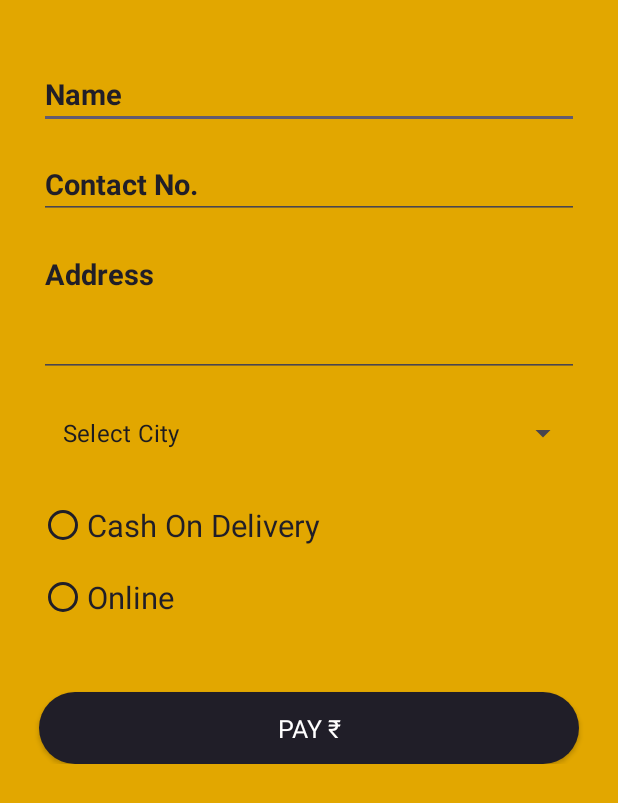
After one commit to sahetu/June_Internship, an Android app: the ShippingActivity screen opened directly, with no data from a screen before it, on a phone screen of 412 x 824 dp. The commit adds this screen. Shown: the top 803 px of the screen. Run offline under Robolectric (Android 15) with nearby library versions, the phone set to English and light mode, and no system bars; our stand-ins replace sdp/ssp sizes; Roboto replaces fonts that are not available here.

Commit message:
11th July

```diff
--- a/app/src/main/AndroidManifest.xml
+++ b/app/src/main/AndroidManifest.xml
@@ -14,6 +14,9 @@
         android:supportsRtl="true"
         android:theme="@style/Theme.JuneInternship"
         tools:targetApi="31">
+        <activity
+            android:name=".ShippingActivity"
+            android:exported="false" />
         <activity
             android:name=".ProductDetailActivity"
             android:exported="false" />
--- a/app/src/main/java/june/internship/CartFragment.java
+++ b/app/src/main/java/june/internship/CartFragment.java
@@ -1,6 +1,7 @@
 package june.internship;
 
 import android.content.Context;
+import android.content.Intent;
 import android.content.SharedPreferences;
 import android.database.Cursor;
 import android.database.sqlite.SQLiteDatabase;
@@ -56,12 +57,21 @@ public class CartFragment extends Fragment {
 
         checkout = view.findViewById(R.id.cart_checkout);
 
+        checkout.setOnClickListener(new View.OnClickListener() {
+            @Override
+            public void onClick(View view) {
+                sp.edit().putString(ConstantData.CART_TOTAL, String.valueOf(iTotal)).commit();
+                Intent intent = new Intent(getActivity(), ShippingActivity.class);
+                startActivity(intent);
+            }
+        });
+
         recyclerView = view.findViewById(R.id.cart_recyclerview);
         recyclerView.setLayoutManager(new StaggeredGridLayoutManager(2, StaggeredGridLayoutManager.VERTICAL));
         recyclerView.setItemAnimator(new DefaultItemAnimator());
         recyclerView.setNestedScrollingEnabled(false);
 
-        String cartQuery = "SELECT * FROM CART WHERE USERID='" + sp.getString(ConstantData.USERID, "") + "'";
+        String cartQuery = "SELECT * FROM CART WHERE USERID='" + sp.getString(ConstantData.USERID, "") + "' AND ORDERID='0'";
         Cursor cursor = db.rawQuery(cartQuery, null);
         if (cursor.getCount() > 0) {
             iTotal = 0;
--- a/app/src/main/java/june/internship/ConstantData.java
+++ b/app/src/main/java/june/internship/ConstantData.java
@@ -21,4 +21,6 @@ public class ConstantData {
     public static String PRODUCT_DESCRIPTION = "product_description";
     public static String PRODUCT_IMAGE = "product_image";
 
+    public static String CART_TOTAL = "cart_total";
+
 }
--- /dev/null
+++ b/app/src/main/java/june/internship/ShippingActivity.java
@@ -0,0 +1,165 @@
+package june.internship;
+
+import androidx.appcompat.app.AppCompatActivity;
+
+import android.app.DatePickerDialog;
+import android.content.Intent;
+import android.content.SharedPreferences;
+import android.database.Cursor;
+import android.database.sqlite.SQLiteDatabase;
+import android.os.Bundle;
+import android.view.View;
+import android.widget.AdapterView;
+import android.widget.ArrayAdapter;
+import android.widget.Button;
+import android.widget.DatePicker;
+import android.widget.EditText;
+import android.widget.RadioButton;
+import android.widget.RadioGroup;
+import android.widget.Spinner;
+import android.widget.Toast;
+
+import java.text.SimpleDateFormat;
+import java.util.Calendar;
+import java.util.Locale;
+
+public class ShippingActivity extends AppCompatActivity {
+
+    EditText name, contact, address;
+    Button payNow;
+
+    //RadioButton male,female;
+    RadioGroup paymentMethod;
+
+    Spinner city;
+
+    String[] cityArray = {"Select City", "Ahmedabad", "Vadodara", "Surat", "Rajkot", "Gandhinagar", "Mehsana"};
+
+    String sCity, sPaymentMethod,sTransactionId="";
+    SQLiteDatabase db;
+    SharedPreferences sp;
+
+    @Override
+    protected void onCreate(Bundle savedInstanceState) {
+        super.onCreate(savedInstanceState);
+        setContentView(R.layout.activity_shipping);
+
+        sp = getSharedPreferences(ConstantData.PREF, MODE_PRIVATE);
+
+        db = openOrCreateDatabase("JuneInternship", MODE_PRIVATE, null);
+        String tableQuery = "CREATE TABLE IF NOT EXISTS USERS(USERID INTEGER PRIMARY KEY AUTOINCREMENT,NAME VARCHAR(100),EMAIL VARCHAR(100),CONTACT INT(10),PASSWORD VARCHAR(20),DOB VARCHAR(10),GENDER VARCHAR(10),CITY VARCHAR(50))";
+        db.execSQL(tableQuery);
+
+        String wishlistTableQuery = "CREATE TABLE IF NOT EXISTS WISHLIST(WISHLISTID INTEGER PRIMARY KEY AUTOINCREMENT,USERID INT(10),PRODUCTID INT(10),PRICE VARCHAR(10),UNIT VARCHAR(10),DESCRIPTION TEXT,IMAGE VARCHAR(100))";
+        db.execSQL(wishlistTableQuery);
+
+        String cartTableQuery = "CREATE TABLE IF NOT EXISTS CART(CARTID INTEGER PRIMARY KEY AUTOINCREMENT,ORDERID INT(10),USERID INT(10),PRODUCTID INT(10),PRICE VARCHAR(10),UNIT VARCHAR(10),DESCRIPTION TEXT,IMAGE VARCHAR(100),QTY INT(10),TOTALPRICE VARCHAR(50))";
+        db.execSQL(cartTableQuery);
+
+        String orderTableQuery = "CREATE TABLE IF NOT EXISTS SHIPPING_ORDER(ORDERID INTEGER PRIMARY KEY AUTOINCREMENT,USERID INT(10),NAME VARCHAR(10),CONTACT VARCHAR(10),ADDRESS TEXT,CITY VARCHAR(100),TOTAL_AMOUNT INT(10),PAYMENT_METHOD VARCHAR(50),TRANSACTION_ID VARCHAR(50))";
+        db.execSQL(orderTableQuery);
+
+        name = findViewById(R.id.shipping_name);
+        contact = findViewById(R.id.shipping_contact);
+        address = findViewById(R.id.shipping_address);
+
+        paymentMethod = findViewById(R.id.shipping_payment_method);
+
+        paymentMethod.setOnCheckedChangeListener(new RadioGroup.OnCheckedChangeListener() {
+            @Override
+            public void onCheckedChanged(RadioGroup radioGroup, int i) {
+                RadioButton radioButton = findViewById(i);
+                sPaymentMethod = radioButton.getText().toString();
+            }
+        });
+
+        city = findViewById(R.id.shipping_city);
+        //city.setPrompt("Select City");
+        ArrayAdapter adapter = new ArrayAdapter(ShippingActivity.this, android.R.layout.simple_list_item_1, cityArray);
+        adapter.setDropDownViewResource(android.R.layout.simple_list_item_checked);
+        city.setAdapter(adapter);
+
+        city.setOnItemSelectedListener(new AdapterView.OnItemSelectedListener() {
+            @Override
+            public void onItemSelected(AdapterView<?> adapterView, View view, int i, long l) {
+                if (i == 0) {
+                    sCity = "";
+                } else {
+                    sCity = cityArray[i];
+                    Toast.makeText(ShippingActivity.this, sCity, Toast.LENGTH_SHORT).show();
+                }
+            }
+
+            @Override
+            public void onNothingSelected(AdapterView<?> adapterView) {
+
+            }
+        });
+
+        name.setText(sp.getString(ConstantData.NAME,""));
+        contact.setText(sp.getString(ConstantData.CONTACT,""));
+        sCity = sp.getString(ConstantData.CITY,"");
+        int iCityPosition = 0;
+        for(int i=0;i<cityArray.length;i++){
+            if(sCity.equalsIgnoreCase(cityArray[i])){
+                iCityPosition = i;
+                break;
+            }
+        }
+        city.setSelection(iCityPosition);
+
+        payNow = findViewById(R.id.shipping_button);
+        payNow.setText("Pay "+ConstantData.PRICE_SYMBOL+sp.getString(ConstantData.CART_TOTAL,""));
+        payNow.setOnClickListener(new View.OnClickListener() {
+            @Override
+            public void onClick(View view) {
+                if (name.getText().toString().trim().equals("")) {
+                    name.setError("Name Required");
+                } else if (contact.getText().toString().trim().equals("")) {
+                    contact.setError("Contact No. Required");
+                } else if (contact.getText().toString().trim().length() < 10) {
+                    contact.setError("Valid Contact No. Required");
+                } else if (address.getText().toString().trim().equals("")) {
+                    address.setError("Address Required");
+                } else if (sCity.equals("")) {
+                    Toast.makeText(ShippingActivity.this, "Please Select City", Toast.LENGTH_SHORT).show();
+                } else if (paymentMethod.getCheckedRadioButtonId() == -1) {
+                    Toast.makeText(ShippingActivity.this, "Please Select Gender", Toast.LENGTH_SHORT).show();
+                } else {
+                    if(sPaymentMethod.equals("Cash On Delivery")){
+                        sTransactionId = "";
+                        addOrder(sTransactionId);
+                    }
+                    else if(sPaymentMethod.equals("Online")){
+
+                    }
+                    else{
+
+                    }
+                }
+            }
+        });
+
+    }
+
+    private void addOrder(String sTransactionId) {
+        String shipping_insert = "INSERT INTO SHIPPING_ORDER VALUES(NULL,'"+sp.getString(ConstantData.USERID,"")+"','"+name.getText().toString()+"','"+contact.getText().toString()+"','"+address.getText().toString()+"','"+sCity+"','"+sp.getString(ConstantData.CART_TOTAL,"")+"','"+sPaymentMethod+"','"+sTransactionId+"')";
+        db.execSQL(shipping_insert);
+
+        String selectQuery = "SELECT MAX(ORDERID) FROM SHIPPING_ORDER";
+        Cursor cursor = db.rawQuery(selectQuery,null);
+        String sOrderId = "";
+        if(cursor.getCount()>0){
+            while (cursor.moveToNext()){
+                sOrderId = cursor.getString(0);
+            }
+        }
+
+        String cartUpdate = "UPDATE CART SET ORDERID='"+sOrderId+"' WHERE ORDERID='0' AND USERID='"+sp.getString(ConstantData.USERID,"")+"'";
+        db.execSQL(cartUpdate);
+
+        Toast.makeText(ShippingActivity.this, "Order Placed Successfully", Toast.LENGTH_SHORT).show();
+        Intent intent = new Intent(ShippingActivity.this,DashboardActivity.class);
+        startActivity(intent);
+    }
+}
--- /dev/null
+++ b/app/src/main/res/layout/activity_shipping.xml
@@ -0,0 +1,98 @@
+<?xml version="1.0" encoding="utf-8"?>
+<LinearLayout xmlns:android="http://schemas.android.com/apk/res/android"
+    xmlns:app="http://schemas.android.com/apk/res-auto"
+    xmlns:tools="http://schemas.android.com/tools"
+    style="@style/layout_bg"
+    android:layout_width="match_parent"
+    android:layout_height="match_parent"
+    android:orientation="vertical"
+    tools:context=".ShippingActivity">
+
+    <androidx.core.widget.NestedScrollView
+        android:layout_width="match_parent"
+        android:layout_height="wrap_content">
+
+        <LinearLayout
+            android:layout_width="match_parent"
+            android:layout_height="wrap_content"
+            android:orientation="vertical">
+
+            <EditText
+                android:id="@+id/shipping_name"
+                style="@style/edit_bold_20"
+                android:layout_width="match_parent"
+                android:layout_height="wrap_content"
+                android:layout_marginHorizontal="@dimen/_20sdp"
+                android:layout_marginTop="@dimen/_30sdp"
+                android:hint="Name"
+                android:inputType="textPersonName" />
+
+            <EditText
+                android:id="@+id/shipping_contact"
+                style="@style/edit_bold_20"
+                android:layout_width="match_parent"
+                android:layout_height="wrap_content"
+                android:layout_marginHorizontal="@dimen/_20sdp"
+                android:layout_marginTop="@dimen/_10sdp"
+                android:hint="Contact No."
+                android:inputType="phone"
+                android:maxLength="10" />
+
+            <EditText
+                android:id="@+id/shipping_address"
+                style="@style/edit_bold_20"
+                android:layout_width="match_parent"
+                android:layout_height="wrap_content"
+                android:layout_marginHorizontal="@dimen/_20sdp"
+                android:layout_marginTop="@dimen/_10sdp"
+                android:gravity="start"
+                android:hint="Address"
+                android:minLines="3" />
+
+            <Spinner
+                android:id="@+id/shipping_city"
+                android:layout_width="match_parent"
+                android:layout_height="wrap_content"
+                android:layout_marginHorizontal="@dimen/_20sdp"
+                android:layout_marginTop="@dimen/_10sdp" />
+
+            <RadioGroup
+                android:id="@+id/shipping_payment_method"
+                android:layout_width="match_parent"
+                android:layout_height="wrap_content"
+                android:layout_marginHorizontal="@dimen/_20sdp"
+                android:layout_marginTop="@dimen/_10sdp"
+                android:orientation="vertical">
+
+                <RadioButton
+                    android:id="@+id/shipping_cod"
+                    style="@style/radio_16"
+                    android:layout_width="match_parent"
+                    android:layout_height="wrap_content"
+                    android:layout_weight="1"
+                    android:text="Cash On Delivery" />
+
+                <RadioButton
+                    android:id="@+id/shipping_online"
+                    style="@style/radio_16"
+                    android:layout_width="match_parent"
+                    android:layout_height="wrap_content"
+                    android:layout_weight="1"
+                    android:text="Online" />
+
+            </RadioGroup>
+
+            <Button
+                android:id="@+id/shipping_button"
+                style="@style/button_18"
+                android:layout_width="match_parent"
+                android:layout_height="wrap_content"
+                android:layout_marginHorizontal="@dimen/_20sdp"
+                android:layout_marginTop="@dimen/_30sdp"
+                android:text="Pay" />
+
+        </LinearLayout>
+
+    </androidx.core.widget.NestedScrollView>
+
+</LinearLayout>
```
